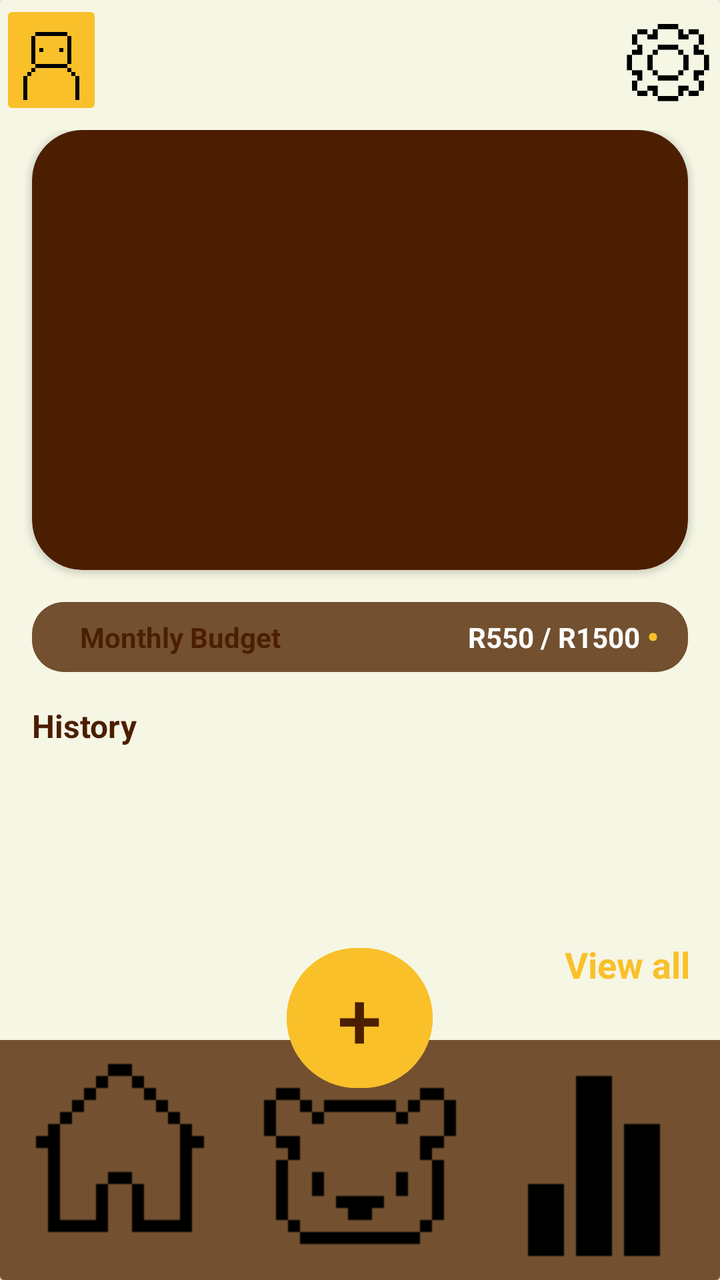
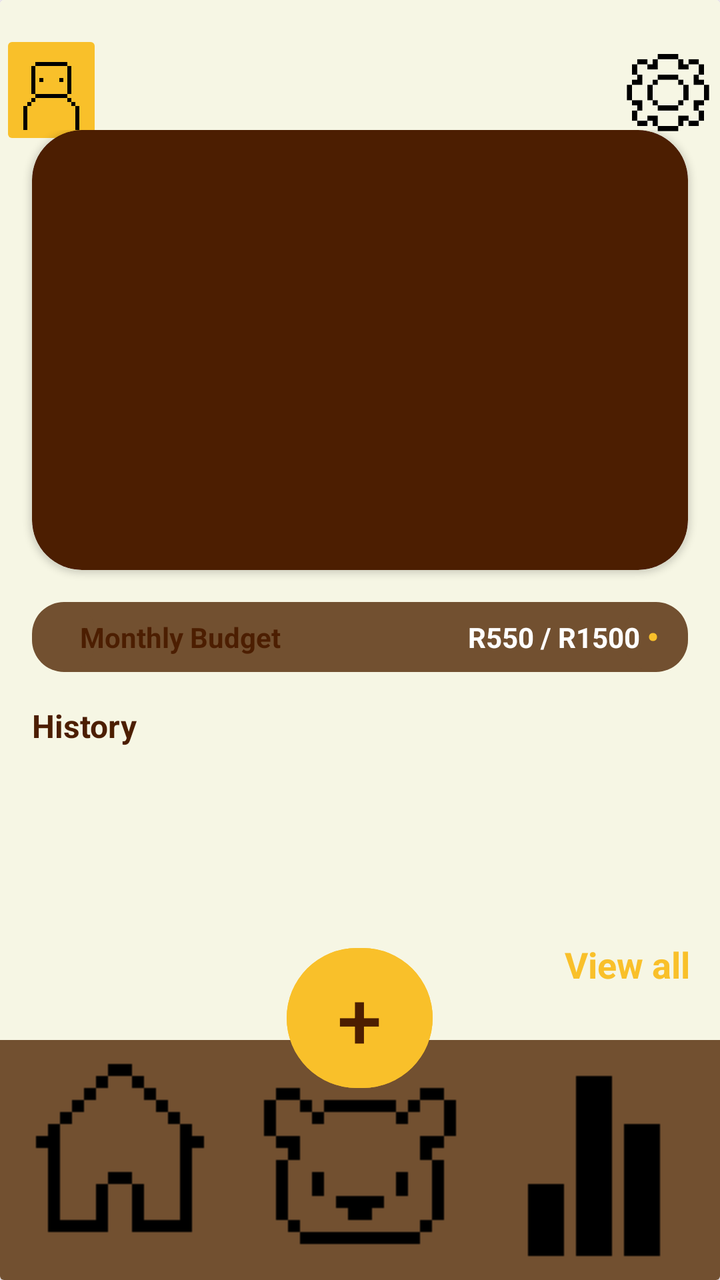

An Android layout rendered at two revisions. The XML below is the earlier revision; the diff shows what the commit changed to produce the second picture.
<!-- AndroidManifest.xml: application theme Theme.BeeBudgetingLimited -->
<!-- res/layout/activity_home_screen.xml -->
<?xml version="1.0" encoding="utf-8"?>
<androidx.drawerlayout.widget.DrawerLayout xmlns:android="http://schemas.android.com/apk/res/android"
    xmlns:app="http://schemas.android.com/apk/res-auto"
    xmlns:tools="http://schemas.android.com/tools"
    android:id="@+id/main"
    android:layout_width="match_parent"
    android:layout_height="match_parent"
    android:rotation="0"
    android:rotationX="0"
    android:rotationY="0"
    tools:context=".HomeScreen"
    >

    <androidx.cardview.widget.CardView
        android:layout_width="match_parent"
        android:layout_height="wrap_content">

        <LinearLayout
            android:layout_width="match_parent"
            android:layout_height="match_parent"
            android:orientation="vertical"
            android:background="#f6f6e4">

            

            
            <LinearLayout
                android:id="@+id/topBar"
                android:layout_width="match_parent"
                android:layout_height="60dp"
                android:orientation="horizontal">

                <ImageButton
                    android:id="@+id/ProfileBtn"
                    app:srcCompat="@drawable/profileicon"
                    android:scaleType="centerCrop"
                    android:layout_width="0dp"
                    android:layout_height="wrap_content"
                    android:layout_weight="0.2"
                    android:backgroundTint="@color/Bright_yellow" />

                <ImageView
                    android:id="@+id/imageView3"
                    android:layout_width="0dp"
                    android:layout_height="wrap_content"
                    android:layout_weight="1"
                    android:alpha="0"
                    app:srcCompat="@drawable/house" />

                <ImageButton
                    android:id="@+id/Settingsbtn"
                    android:scaleType="fitCenter"
                    android:layout_width="0dp"
                    android:layout_height="match_parent"
                    android:layout_weight="0.2"
                    android:background="@android:color/transparent"
                    app:srcCompat="@drawable/cogicon" />

            </LinearLayout>

        </LinearLayout>

        <androidx.constraintlayout.widget.ConstraintLayout
            android:id="@+id/contentArea"
            android:layout_width="match_parent"
            android:layout_height="match_parent"
            android:layout_marginTop="65dp"
            android:layout_marginBottom="165dp">

            
            <androidx.cardview.widget.CardView
                android:id="@+id/overviewArea"
                android:layout_width="0dp"
                android:layout_height="220dp"
                android:layout_marginStart="16dp"
                android:layout_marginEnd="16dp"
                android:visibility="visible"
                app:cardBackgroundColor="@color/Dark_brown"
                app:cardCornerRadius="25dp"
                app:layout_constraintTop_toTopOf="parent"
                app:layout_constraintStart_toStartOf="parent"
                app:layout_constraintEnd_toEndOf="parent" />

            
            <com.google.android.material.progressindicator.LinearProgressIndicator
                android:id="@+id/progressBarBudget"
                android:layout_width="0dp"
                android:layout_height="wrap_content"
                android:layout_marginStart="16dp"
                android:layout_marginEnd="16dp"
                android:layout_marginTop="16dp"
                app:layout_constraintTop_toBottomOf="@+id/overviewArea"
                app:layout_constraintStart_toStartOf="parent"
                app:layout_constraintEnd_toEndOf="parent"
                android:max="100"
                android:progress="50"
                app:trackCornerRadius="16dp"
                app:trackThickness="35dp"
                app:indicatorColor="@color/Bright_yellow"
                app:trackColor="@color/Gray_brown" />

            <TextView
                android:id="@+id/tvBudgetTitle"
                android:layout_width="wrap_content"
                android:layout_height="wrap_content"
                android:layout_marginStart="24dp"
                android:text="Monthly Budget"
                android:textColor="@color/Dark_brown"
                android:textStyle="bold"
                app:layout_constraintBottom_toBottomOf="@id/progressBarBudget"
                app:layout_constraintStart_toStartOf="@id/progressBarBudget"
                app:layout_constraintTop_toTopOf="@id/progressBarBudget" />

            <TextView
                android:id="@+id/tvBudgetAmounts"
                android:layout_width="wrap_content"
                android:layout_height="wrap_content"
                android:layout_marginEnd="24dp"
                android:text="R550 / R1500"
                android:textColor="@android:color/white"
                android:textStyle="bold"
                app:layout_constraintBottom_toBottomOf="@id/progressBarBudget"
                app:layout_constraintEnd_toEndOf="@id/progressBarBudget"
                app:layout_constraintTop_toTopOf="@id/progressBarBudget" />

            
            <TextView
                android:id="@+id/tvHistoryLabel"
                android:layout_width="wrap_content"
                android:layout_height="wrap_content"
                android:layout_marginStart="16dp"
                android:layout_marginTop="16dp"
                android:text="History"
                android:textColor="@color/Dark_brown"
                android:textStyle="bold"
                android:textSize="16sp"
                app:layout_constraintTop_toBottomOf="@id/progressBarBudget"
                app:layout_constraintStart_toStartOf="parent" />

            
            <androidx.recyclerview.widget.RecyclerView
                android:id="@+id/rvTransactionHistory"
                android:layout_width="0dp"
                android:layout_height="0dp"
                android:layout_marginStart="16dp"
                android:layout_marginEnd="16dp"
                android:nestedScrollingEnabled="true"
                tools:listitem="@layout/item_transaction"
                app:layout_constraintTop_toBottomOf="@id/tvHistoryLabel"
                app:layout_constraintBottom_toBottomOf="parent"
                app:layout_constraintStart_toStartOf="parent"
                app:layout_constraintEnd_toEndOf="parent" />

        </androidx.constraintlayout.widget.ConstraintLayout>

        <RelativeLayout
            android:id="@+id/bottomBar"
            android:layout_width="match_parent"
            android:layout_height="170dp"
            android:layout_gravity="bottom">

            <TextView
                android:id="@+id/tvViewAll"
                android:layout_width="wrap_content"
                android:layout_height="wrap_content"
                android:text="View all"
                android:textColor="@color/Bright_yellow"
                android:textSize="18sp"
                android:textStyle="bold"
                android:clickable="true"
                android:focusable="true"
                android:background="?attr/selectableItemBackground"
                android:layout_alignParentEnd="true"
                android:layout_marginEnd="15dp"
                android:layout_alignParentTop="true"/>

            <LinearLayout
                android:layout_width="match_parent"
                android:layout_height="match_parent"
                android:gravity="bottom"
                android:orientation="horizontal">

                <ImageButton
                    android:id="@+id/Homebtn"
                    android:layout_width="wrap_content"
                    android:layout_height="wrap_content"
                    android:layout_weight="1"
                    android:background="#725030"
                    app:srcCompat="@drawable/houseicon" />

                <ImageButton
                    android:id="@+id/Barrybtn"
                    android:layout_width="wrap_content"
                    android:layout_height="wrap_content"
                    android:layout_weight="1"
                    android:background="#725030"
                    app:srcCompat="@drawable/bearicon" />

                <ImageButton
                    android:id="@+id/Analyticsbtn"
                    android:layout_width="wrap_content"
                    android:layout_height="wrap_content"
                    android:layout_weight="1"
                    android:background="#725030"
                    app:srcCompat="@drawable/analyticsicon" />



            </LinearLayout>

            <Button
                android:id="@+id/Addbtn"
                android:layout_width="73dp"
                android:layout_height="78dp"
                android:layout_centerHorizontal="true"
                android:layout_marginTop="0dp"

                android:backgroundTint="@color/Bright_yellow"
                android:text="+"
                android:textColor="@color/Dark_brown"
                android:textColorLink="#f2c560"
                android:textSize="40dp" />

        </RelativeLayout>

    </androidx.cardview.widget.CardView>
</androidx.drawerlayout.widget.DrawerLayout>
<!-- res/layout/item_transaction.xml (included above) -->
<?xml version="1.0" encoding="utf-8"?>
<androidx.cardview.widget.CardView xmlns:android="http://schemas.android.com/apk/res/android"
    xmlns:app="http://schemas.android.com/apk/res-auto"
    android:layout_width="match_parent"
    android:layout_height="wrap_content"
    android:layout_marginVertical="4dp"
    android:layout_marginHorizontal="5dp"
    app:cardBackgroundColor="@color/Gray_brown"
    app:cardCornerRadius="16dp"
    app:cardElevation="0dp">

    <RelativeLayout
        android:layout_width="match_parent"
        android:layout_height="wrap_content"
        android:padding="16dp">

        
        <TextView
            android:id="@+id/tvCategoryTitle"
            android:layout_width="wrap_content"
            android:layout_height="wrap_content"
            android:text="Dining out"
            android:textColor="@android:color/white"
            android:textSize="16sp"
            android:textStyle="bold" />

        
        <TextView
            android:id="@+id/tvTransactionNote"
            android:layout_width="wrap_content"
            android:layout_height="wrap_content"
            android:layout_below="@id/tvCategoryTitle"
            android:layout_marginTop="2dp"
            android:text="Note: Gift for mom"
            android:textColor="#C5B395"
            android:textSize="12sp"
            android:visibility="gone" />

        
        <TextView
            android:id="@+id/tvTransactionAmount"
            android:layout_width="wrap_content"
            android:layout_height="wrap_content"
            android:layout_alignParentEnd="true"
            android:layout_centerVertical="true"
            android:text="-R250"
            android:textColor="@color/Bright_yellow"
            android:textSize="18sp"
            android:textStyle="bold" />

    </RelativeLayout>
</androidx.cardview.widget.CardView>
<!-- resources referenced by this layout -->
<resources>
  <color name="Bright_yellow">#f9c02a</color>
  <color name="Dark_brown">#4c1e01</color>
  <color name="Gray_brown">#725030</color>
  <!-- drawable analyticsicon: png bitmap (drawable, 346 bytes) -->
  <!-- drawable bearicon: png bitmap (drawable, 423 bytes) -->
  <!-- drawable cogicon: png bitmap (drawable, 702 bytes) -->
  <!-- drawable house: png bitmap (drawable, 413934 bytes) -->
  <!-- drawable houseicon: png bitmap (drawable, 405 bytes) -->
  <!-- drawable profileicon: png bitmap (drawable, 471 bytes) -->
  <style name="Theme.BeeBudgetingLimited" parent="Base.Theme.BeeBudgetingLimited" />
  <style name="Base.Theme.BeeBudgetingLimited" parent="Theme.Material3.DayNight.NoActionBar">
          
          
      </style>
</resources>

<!-- the commit's change to res/layout/activity_home_screen.xml (unified diff, before → after) -->
@@ -28,16 +28,18 @@
                 android:id="@+id/topBar"
                 android:layout_width="match_parent"
                 android:layout_height="60dp"
+                android:layout_marginVertical="15dp"
                 android:orientation="horizontal">
 
+
                 <ImageButton
                     android:id="@+id/ProfileBtn"
-                    app:srcCompat="@drawable/profileicon"
+                    android:layout_width="0dp"
+                    android:layout_height="wrap_content"
+                    android:layout_weight="0.2"
+                    android:backgroundTint="@color/Bright_yellow"
                     android:scaleType="centerCrop"
-                    android:layout_width="0dp"
-                    android:layout_height="wrap_content"
-                    android:layout_weight="0.2"
-                    android:backgroundTint="@color/Bright_yellow" />
+                    app:srcCompat="@drawable/profileicon" />
 
                 <ImageView
                     android:id="@+id/imageView3"
@@ -49,11 +51,11 @@
 
                 <ImageButton
                     android:id="@+id/Settingsbtn"
-                    android:scaleType="fitCenter"
                     android:layout_width="0dp"
                     android:layout_height="match_parent"
                     android:layout_weight="0.2"
                     android:background="@android:color/transparent"
+                    android:scaleType="fitCenter"
                     app:srcCompat="@drawable/cogicon" />
 
             </LinearLayout>
